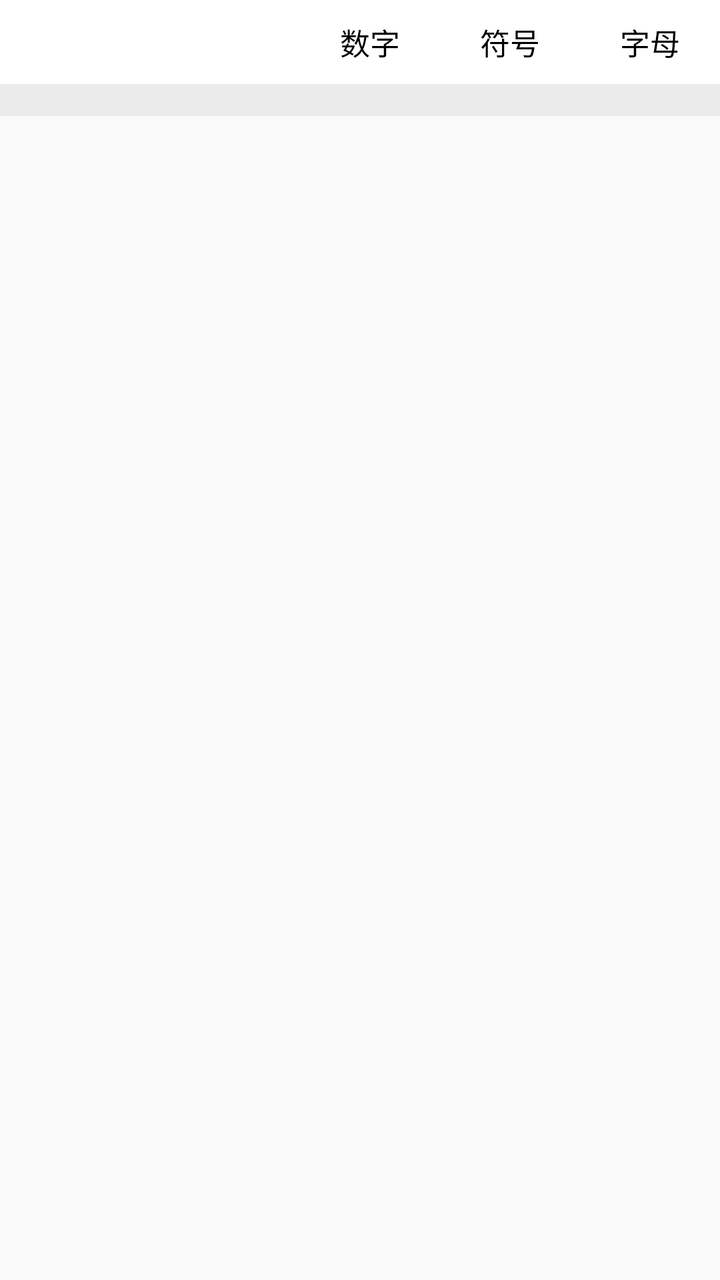
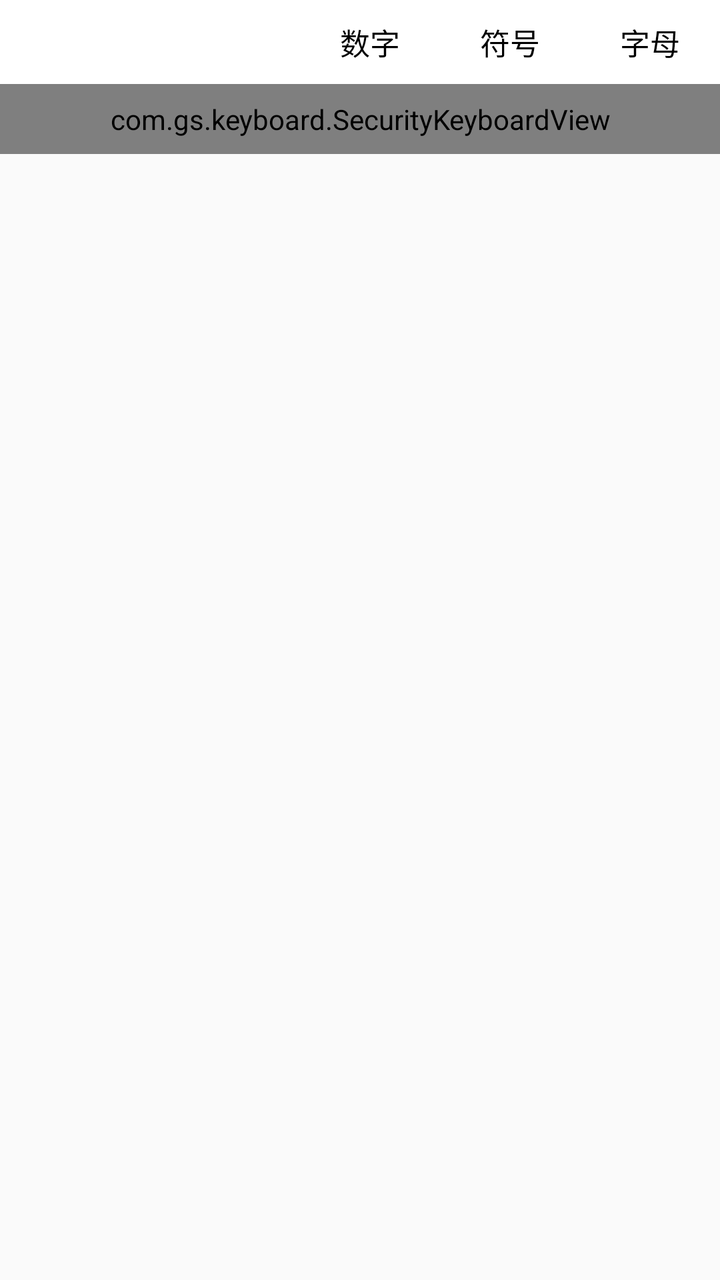

The first picture is an Android layout as it rendered before a commit; the second is the same layout after the commit. The layout source and the unified diff follow.
<!-- AndroidManifest.xml: another module's application theme AppTheme -->
<!-- res/layout/dialog_keyboard.xml -->
<?xml version="1.0" encoding="utf-8"?>
<androidx.constraintlayout.widget.ConstraintLayout xmlns:android="http://schemas.android.com/apk/res/android"
    xmlns:app="http://schemas.android.com/apk/res-auto"
        android:layout_width="match_parent"
        android:layout_height="wrap_content">

        <android.inputmethodservice.KeyboardView
            android:id="@+id/keyboard_view"
            android:layout_width="match_parent"
            android:layout_height="wrap_content"
            android:background="#ebebeb"
            android:focusable="true"
            android:focusableInTouchMode="true"
            android:keyBackground="@drawable/keyboard_key"
            android:keyTextColor="#000000"
            android:paddingLeft="8dp"
            android:paddingTop="8dp"
            android:paddingRight="8dp"
            android:paddingBottom="8dp"
            android:shadowRadius="0.0"
            android:textStyle="normal"
            app:layout_constraintLeft_toLeftOf="parent"
            app:layout_constraintRight_toRightOf="parent"
            app:layout_constraintTop_toBottomOf="@+id/keyboard_chooser" />

        <androidx.constraintlayout.widget.ConstraintLayout
            android:id="@+id/keyboard_chooser"
            android:layout_width="match_parent"
            android:layout_height="wrap_content"
            android:background="@android:color/white"
            app:layout_constraintBottom_toTopOf="@+id/keyboard_view"
            app:layout_constraintTop_toTopOf="parent">

            <TextView
                android:id="@+id/tv_number"
                android:layout_width="wrap_content"
                android:layout_height="match_parent"
                android:gravity="center"
                android:paddingLeft="20dp"
                android:paddingTop="10dp"
                android:paddingRight="20dp"
                android:paddingBottom="10dp"
                android:text="@string/title_number"
                android:textColor="#000000"
                android:textSize="15sp"
                app:layout_constraintRight_toLeftOf="@+id/tv_symbol"
                app:layout_constraintTop_toTopOf="parent" />

            <TextView
                android:id="@+id/tv_symbol"
                android:layout_width="wrap_content"
                android:layout_height="match_parent"
                android:gravity="center"
                android:paddingLeft="20dp"
                android:paddingTop="10dp"
                android:paddingRight="20dp"
                android:paddingBottom="10dp"
                android:text="@string/title_symbol"
                android:textColor="#000000"
                android:textSize="15sp"
                app:layout_constraintRight_toLeftOf="@+id/tv_letter"
                app:layout_constraintTop_toTopOf="parent" />

            <TextView
                android:id="@+id/tv_letter"
                android:layout_width="wrap_content"
                android:layout_height="wrap_content"
                android:gravity="center"
                android:paddingLeft="20dp"
                android:paddingTop="10dp"
                android:paddingRight="20dp"
                android:paddingBottom="10dp"
                android:text="@string/title_letter"
                android:textColor="#000000"
                android:textSize="15sp"
                app:layout_constraintRight_toRightOf="parent"
                app:layout_constraintTop_toTopOf="parent" />
        </androidx.constraintlayout.widget.ConstraintLayout>
    </androidx.constraintlayout.widget.ConstraintLayout>
<!-- resources referenced by this layout -->
<resources>
  <!-- drawable keyboard_key (drawable-hdpi) -->
  <?xml version="1.0" encoding="UTF-8"?>
  <selector
      xmlns:android="http://schemas.android.com/apk/res/android">
      <item android:state_pressed="true" android:drawable="@drawable/keyboard_key_bg_c"/>
      <item android:drawable="@drawable/keyboard_key_bg"/>
  </selector>
  <string name="title_letter">字母</string>
  <string name="title_number">数字</string>
  <string name="title_symbol">符号</string>
  <style name="AppTheme" parent="Theme.AppCompat.Light.DarkActionBar">
          
          <item name="colorPrimary">@color/colorPrimary</item>
          <item name="colorPrimaryDark">@color/colorPrimaryDark</item>
          <item name="colorAccent">@color/colorAccent</item>
      </style>
  <!-- drawable keyboard_key_bg_c (drawable-hdpi) -->
  <?xml version="1.0" encoding="utf-8"?>
  <selector xmlns:android="http://schemas.android.com/apk/res/android">
  
      <item>
          <shape>
              <solid android:color="#ffffffff" />
  
              <stroke android:width="1.0dip" android:color="#ff888888" />
  
              <corners android:radius="4.0dip"/>
          </shape>
      </item>
  
  </selector>
  <!-- drawable keyboard_key_bg (drawable-hdpi) -->
  <?xml version="1.0" encoding="utf-8"?>
  <selector xmlns:android="http://schemas.android.com/apk/res/android">
  
      <item>
          <shape>
              <solid android:color="#ffffff" />
  
              <stroke android:width="1.0dip" android:color="#ffffff" />
  
              <corners android:radius="4.0dip"/>
          </shape>
      </item>
  
  </selector>
  <color name="colorPrimary">#222831</color>
  <color name="colorPrimaryDark">#222831</color>
  <color name="colorAccent">#222831</color>
</resources>

<!-- the commit's change to res/layout/dialog_keyboard.xml (unified diff, before → after) -->
@@ -4,21 +4,17 @@
         android:layout_width="match_parent"
         android:layout_height="wrap_content">
 
-        <android.inputmethodservice.KeyboardView
+        <com.gs.keyboard.SecurityKeyboardView
             android:id="@+id/keyboard_view"
             android:layout_width="match_parent"
             android:layout_height="wrap_content"
             android:background="#ebebeb"
-            android:focusable="true"
-            android:focusableInTouchMode="true"
-            android:keyBackground="@drawable/keyboard_key"
-            android:keyTextColor="#000000"
             android:paddingLeft="8dp"
             android:paddingTop="8dp"
             android:paddingRight="8dp"
             android:paddingBottom="8dp"
-            android:shadowRadius="0.0"
-            android:textStyle="normal"
+            app:keyBackground="@drawable/keyboard_key"
+            app:keyTextColor="#000000"
             app:layout_constraintLeft_toLeftOf="parent"
             app:layout_constraintRight_toRightOf="parent"
             app:layout_constraintTop_toBottomOf="@+id/keyboard_chooser" />
